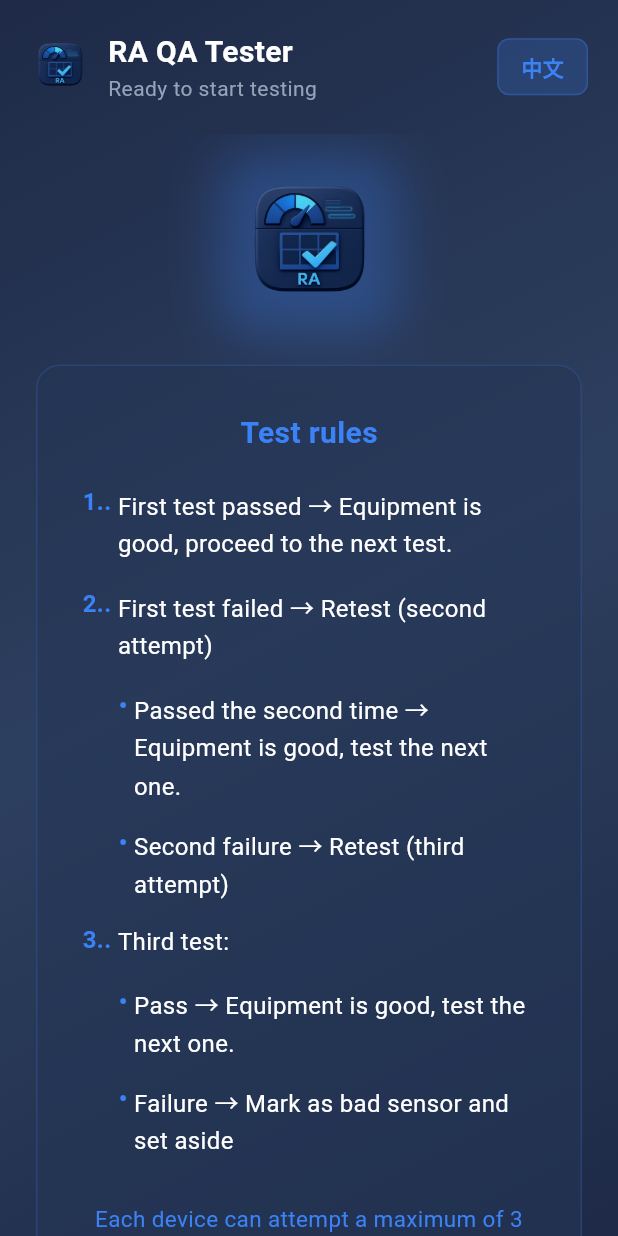
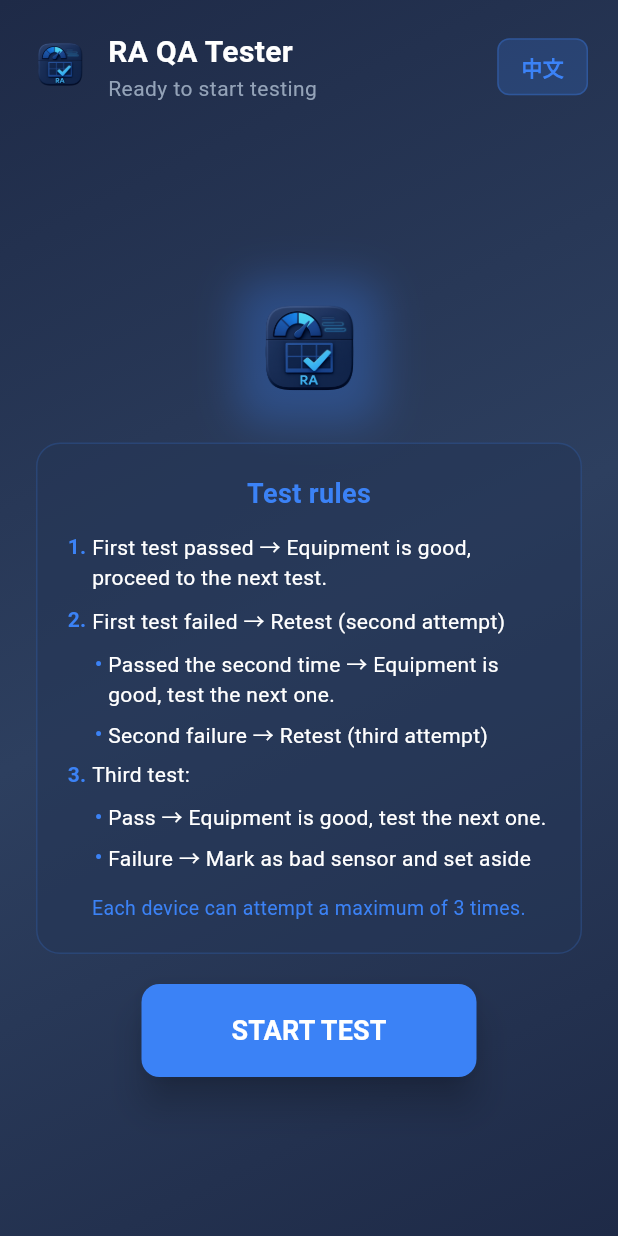
Before and after one commit to Muneer14339/windows_ble_testing, a Flutter app: the screen it shows after launch, after a tap on "English", on a phone screen of 412 x 824 dp. Run offline on Flutter 3.47's test engine with Material 3 defaults, Android fonts, the phone set to English and light mode, and no system bars; our stand-ins replace dartz, equatable, flutter_bloc, get_it; missing offline and left inert: excel, win_ble, window_manager.

Commit message:
Fixed GUI issues

```diff
--- a/lib/features/qa_test/presentation/pages/qa_test_page.dart
+++ b/lib/features/qa_test/presentation/pages/qa_test_page.dart
@@ -177,7 +177,24 @@ class _QaTestPageState extends State<QaTestPage> {
     );
   }
 
+  // lib/features/qa_test/presentation/pages/qa_test_page.dart
+
   Widget _buildContent(BuildContext context, QaState state) {
+    return LayoutBuilder(
+      builder: (context, constraints) {
+        return SingleChildScrollView(
+          child: ConstrainedBox(
+            constraints: BoxConstraints(minHeight: constraints.maxHeight),
+            child: IntrinsicHeight(
+              child: _getScreenWidget(state),
+            ),
+          ),
+        );
+      },
+    );
+  }
+
+  Widget _getScreenWidget(QaState state) {
     switch (state.phase) {
       case QaTestPhase.idle:
       case QaTestPhase.initializing:
--- a/lib/features/qa_test/presentation/widgets/initial_screen.dart
+++ b/lib/features/qa_test/presentation/widgets/initial_screen.dart
@@ -18,18 +18,22 @@ class InitialScreen extends StatelessWidget {
 
   String _t(String key) => AppTranslations.translate(key, language);
 
+  // lib/features/qa_test/presentation/widgets/initial_screen.dart
+
+  // lib/features/qa_test/presentation/widgets/initial_screen.dart
+
   @override
   Widget build(BuildContext context) {
     return Center(
-      child: SingleChildScrollView(
-        padding: const EdgeInsets.all(24),
+      child: Padding(
+        padding: const EdgeInsets.symmetric(horizontal: 24, vertical: 20),
         child: Column(
           mainAxisAlignment: MainAxisAlignment.center,
           children: [
-            _buildLogo(),
-            const SizedBox(height: 30),
+            const AppLogo(size: 80, withShadow: true),
+            const SizedBox(height: 20),
             _buildRulesCard(),
-            const SizedBox(height: 30),
+            const SizedBox(height: 20),
             _buildStartButton(context),
           ],
         ),
@@ -37,14 +41,10 @@ class InitialScreen extends StatelessWidget {
     );
   }
 
-  Widget _buildLogo() {
-    return const AppLogo(size: 100, withShadow: true);
-  }
-
   Widget _buildRulesCard() {
     return Container(
       constraints: const BoxConstraints(maxWidth: 600),
-      padding: const EdgeInsets.all(30),
+      padding: const EdgeInsets.all(20),
       decoration: BoxDecoration(
         color: AppColors.surface.withOpacity(0.6),
         borderRadius: BorderRadius.circular(16),
@@ -60,13 +60,13 @@ class InitialScreen extends StatelessWidget {
             child: Text(
               _t('rulesTitle'),
               style: const TextStyle(
-                fontSize: 20,
+                fontSize: 18,
                 fontWeight: FontWeight.w600,
                 color: AppColors.blue,
               ),
             ),
           ),
-          const SizedBox(height: 20),
+          const SizedBox(height: 12),
           _buildRule('1.', _t('rule1')),
           _buildRule('2.', _t('rule2')),
           _buildSubRule(_t('rule2Sub1')),
@@ -74,13 +74,13 @@ class InitialScreen extends StatelessWidget {
           _buildRule('3.', _t('rule3')),
           _buildSubRule(_t('rule3Sub1')),
           _buildSubRule(_t('rule3Sub2')),
-          const SizedBox(height: 16),
+          const SizedBox(height: 8),
           Center(
             child: Text(
               _t('rulesNote'),
               style: const TextStyle(
                 color: AppColors.blue,
-                fontSize: 15,
+                fontSize: 13,
               ),
               textAlign: TextAlign.center,
             ),
@@ -90,17 +90,17 @@ class InitialScreen extends StatelessWidget {
     );
   }
 
-  Widget _buildSubRule(String text) {
+  Widget _buildRule(String number, String text) {
     return Padding(
-      padding: const EdgeInsets.only(left: 24, bottom: 12),
+      padding: const EdgeInsets.only(bottom: 8),
       child: Row(
         crossAxisAlignment: CrossAxisAlignment.start,
         children: [
           Text(
-            '• ',
+            '$number ',
             style: const TextStyle(
               color: AppColors.blue,
-              fontSize: 16,
+              fontSize: 14,
               fontWeight: FontWeight.w600,
             ),
           ),
@@ -109,8 +109,8 @@ class InitialScreen extends StatelessWidget {
               text,
               style: const TextStyle(
                 color: Colors.white,
-                fontSize: 16,
-                height: 1.6,
+                fontSize: 14,
+                height: 1.4,
               ),
             ),
           ),
@@ -119,17 +119,17 @@ class InitialScreen extends StatelessWidget {
     );
   }
 
-  Widget _buildRule(String number, String text) {
+  Widget _buildSubRule(String text) {
     return Padding(
-      padding: const EdgeInsets.only(bottom: 15),
+      padding: const EdgeInsets.only(left: 18, bottom: 6),
       child: Row(
         crossAxisAlignment: CrossAxisAlignment.start,
         children: [
           Text(
-            '$number. ',
+            '• ',
             style: const TextStyle(
               color: AppColors.blue,
-              fontSize: 16,
+              fontSize: 14,
               fontWeight: FontWeight.w600,
             ),
           ),
@@ -138,8 +138,8 @@ class InitialScreen extends StatelessWidget {
               text,
               style: const TextStyle(
                 color: Colors.white,
-                fontSize: 16,
-                height: 1.6,
+                fontSize: 14,
+                height: 1.4,
               ),
             ),
           ),
--- a/lib/main.dart
+++ b/lib/main.dart
@@ -5,12 +5,26 @@ import 'injection.dart' as di;
 import 'features/qa_test/presentation/bloc/qa_bloc.dart';
 import 'features/qa_test/presentation/pages/qa_test_page.dart';
 
+// lib/main.dart
+
 void main() async {
   WidgetsFlutterBinding.ensureInitialized();
   await di.init();
 
   await windowManager.ensureInitialized();
-  await windowManager.setMinimumSize(const Size(850, 650));
+
+  WindowOptions windowOptions = const WindowOptions(
+    minimumSize: Size(850, 650),
+    center: true,
+    skipTaskbar: false,
+    titleBarStyle: TitleBarStyle.normal,
+  );
+
+  windowManager.waitUntilReadyToShow(windowOptions, () async {
+    await windowManager.show();
+    await windowManager.maximize();
+    await windowManager.focus();
+  });
 
   runApp(const MyApp());
 }
```
